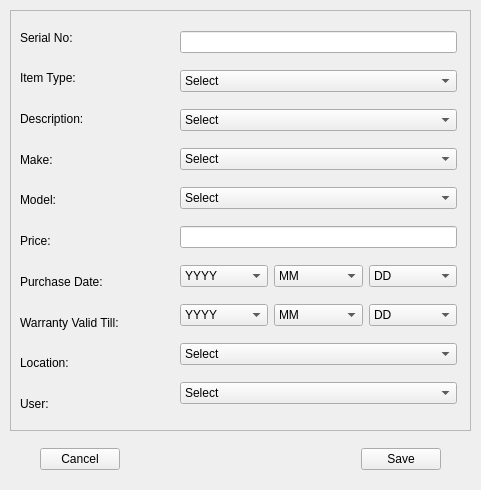
Above: GUI/guiTest/uiFiles/testAdd.ui from aumanimationstudios/Grantha before the change. Below: the same form after it.
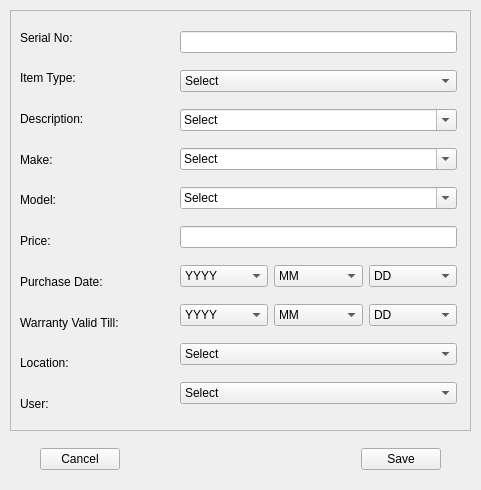
That is the form after the change. Icons and pictures are not drawn.

Diff of the .ui file:
```diff
--- a/GUI/guiTest/uiFiles/testAdd.ui
+++ b/GUI/guiTest/uiFiles/testAdd.ui
@@ -1392,6 +1392,9 @@
      </item>
      <item>
       <widget class="QComboBox" name="descriptionBox">
+       <property name="editable">
+        <bool>true</bool>
+       </property>
        <item>
         <property name="text">
          <string>Select</string>
@@ -1401,6 +1404,9 @@
      </item>
      <item>
       <widget class="QComboBox" name="makeBox">
+       <property name="editable">
+        <bool>true</bool>
+       </property>
        <item>
         <property name="text">
          <string>Select</string>
@@ -1410,6 +1416,9 @@
      </item>
      <item>
       <widget class="QComboBox" name="modelBox">
+       <property name="editable">
+        <bool>true</bool>
+       </property>
        <item>
         <property name="text">
          <string>Select</string>
```
Left out of the diff: 1272 changed lines with no effect on the pictures.
